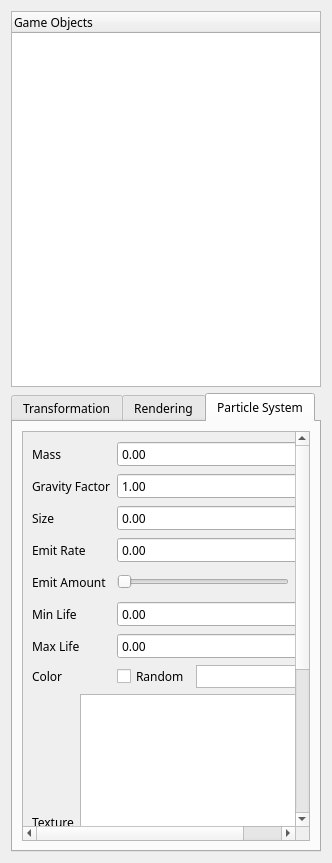
This is Source/UI/HierarchyWidget.ui in kevinmore/Project-Nebula as Qt 5 draws it before an edit. The edited form follows.
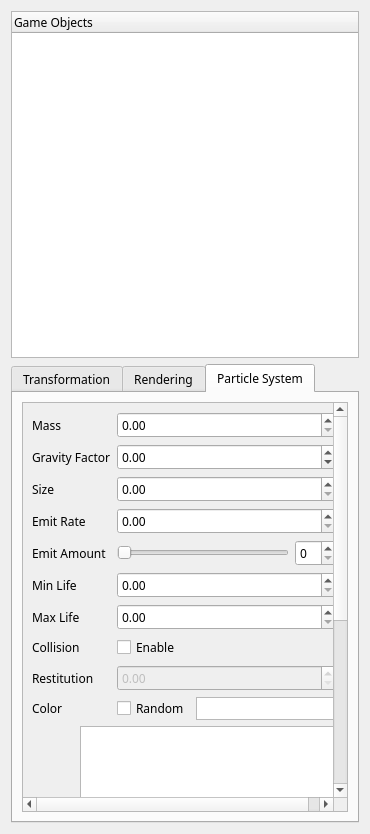
This is the edited form.

Commit message: Implemented Collision Handleing for X-Z Plane

Diff of the .ui file:
```diff
--- a/Source/UI/HierarchyWidget.ui
+++ b/Source/UI/HierarchyWidget.ui
@@ -9,8 +9,8 @@
    <rect>
     <x>0</x>
     <y>0</y>
-    <width>332</width>
-    <height>863</height>
+    <width>370</width>
+    <height>834</height>
    </rect>
   </property>
   <property name="sizePolicy">
@@ -488,15 +488,15 @@
           <property name="geometry">
            <rect>
             <x>0</x>
-            <y>-108</y>
+            <y>0</y>
             <width>323</width>
-            <height>632</height>
+            <height>688</height>
            </rect>
           </property>
           <layout class="QVBoxLayout" name="verticalLayout_8">
            <item>
             <layout class="QGridLayout" name="gridLayout">
-             <item row="3" column="1">
+             <item row="3" column="2">
               <widget class="QDoubleSpinBox" name="doubleSpinBox_EmitRate">
                <property name="maximum">
                 <double>999999.989999999990687</double>
@@ -529,7 +529,7 @@
                </property>
               </widget>
              </item>
-             <item row="0" column="1">
+             <item row="0" column="2">
               <widget class="QDoubleSpinBox" name="doubleSpinBox_Mass">
                <property name="maximum">
                 <double>999999.989999999990687</double>
@@ -559,7 +559,7 @@
                </property>
               </widget>
              </item>
-             <item row="2" column="1">
+             <item row="2" column="2">
               <widget class="QDoubleSpinBox" name="doubleSpinBox_Size">
                <property name="maximum">
                 <double>999999.989999999990687</double>
@@ -569,7 +569,7 @@
                </property>
               </widget>
              </item>
-             <item row="1" column="1">
+             <item row="1" column="2">
               <widget class="QDoubleSpinBox" name="doubleSpinBox_GravityFactor">
                <property name="minimum">
                 <double>-999999.989999999990687</double>
@@ -578,7 +578,7 @@
                 <double>999999.989999999990687</double>
                </property>
                <property name="value">
-                <double>1.000000000000000</double>
+                <double>0.000000000000000</double>
                </property>
               </widget>
              </item>
@@ -602,7 +602,7 @@
                </property>
               </widget>
              </item>
-             <item row="4" column="1">
+             <item row="4" column="2">
               <layout class="QHBoxLayout" name="horizontalLayout_15">
                <item>
                 <widget class="QSlider" name="horizontalSlider_EmitAmount">
@@ -638,7 +638,7 @@
                </item>
               </layout>
              </item>
-             <item row="5" column="1">
+             <item row="5" column="2">
               <widget class="QDoubleSpinBox" name="doubleSpinBox_MinLife">
                <property name="maximum">
                 <double>999999.989999999990687</double>
@@ -651,7 +651,7 @@
                </property>
               </widget>
              </item>
-             <item row="6" column="1">
+             <item row="6" column="2">
               <widget class="QDoubleSpinBox" name="doubleSpinBox_MaxLife">
                <property name="maximum">
                 <double>999999.989999999990687</double>
@@ -674,7 +674,7 @@
                </property>
               </widget>
              </item>
-             <item row="7" column="0">
+             <item row="9" column="0">
               <widget class="QLabel" name="label_34">
                <property name="sizePolicy">
                 <sizepolicy hsizetype="Preferred" vsizetype="Preferred">
@@ -690,7 +690,7 @@
                </property>
               </widget>
              </item>
-             <item row="7" column="1">
+             <item row="9" column="2">
               <layout class="QHBoxLayout" name="horizontalLayout_5">
                <item>
                 <widget class="QCheckBox" name="checkBox_RandomColor">
@@ -717,6 +717,43 @@
                </item>
               </layout>
              </item>
+             <item row="7" column="0">
+              <widget class="QLabel" name="label_16">
+               <property name="text">
+                <string>Collision</string>
+               </property>
+              </widget>
+             </item>
+             <item row="7" column="2">
+              <widget class="QCheckBox" name="checkBox_EnableCollision">
+               <property name="text">
+                <string>Enable</string>
+               </property>
+              </widget>
+             </item>
+             <item row="8" column="0">
+              <widget class="QLabel" name="label_33">
+               <property name="text">
+                <string>Restitution</string>
+               </property>
+              </widget>
+             </item>
+             <item row="8" column="2">
+              <widget class="QDoubleSpinBox" name="doubleSpinBox_Restitution">
+               <property name="enabled">
+                <bool>false</bool>
+               </property>
+               <property name="maximum">
+                <double>1.000000000000000</double>
+               </property>
+               <property name="singleStep">
+                <double>0.100000000000000</double>
+               </property>
+               <property name="value">
+                <double>0.000000000000000</double>
+               </property>
+              </widget>
+             </item>
             </layout>
            </item>
            <item>
```
Left out of the diff: 49 changed lines with no effect on the pictures. The commit also changes 14 other files.
